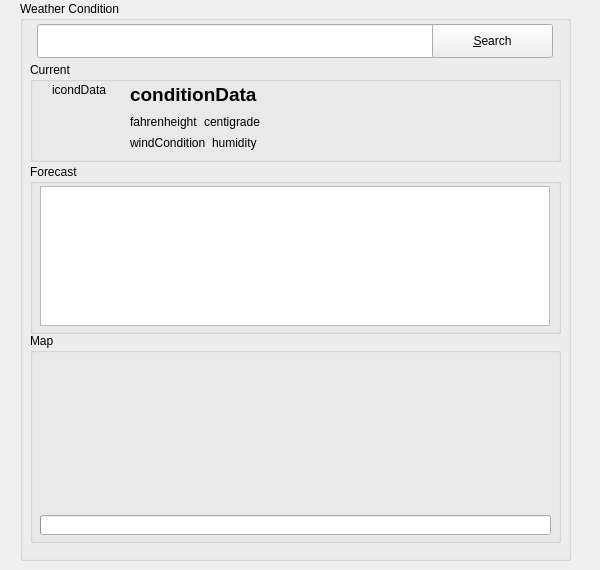
Old version of the form panahon.ui in the repository frietz/panahon.
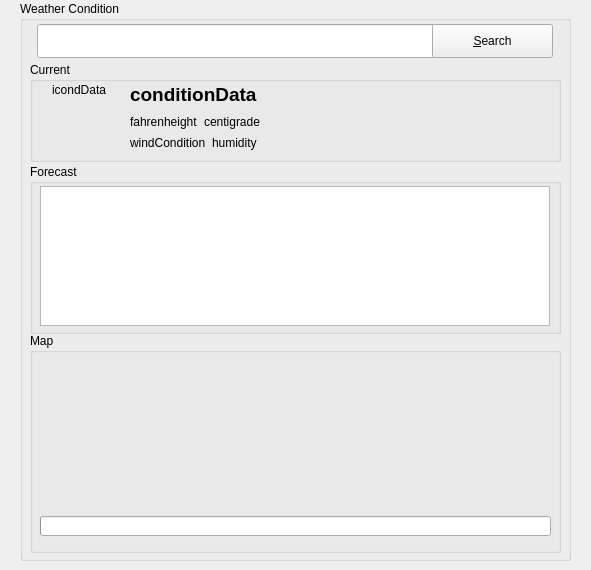
New version of the form. Icons and pictures are not drawn. Custom widgets are drawn as their Qt base class.

Commit message: adjust width and height of main window

```diff
--- a/panahon.ui
+++ b/panahon.ui
@@ -6,7 +6,7 @@
    <rect>
     <x>0</x>
     <y>0</y>
-    <width>600</width>
+    <width>591</width>
     <height>570</height>
    </rect>
   </property>
@@ -54,7 +54,7 @@
       <x>10</x>
       <y>332</y>
       <width>531</width>
-      <height>210</height>
+      <height>220</height>
      </rect>
     </property>
     <property name="title">
@@ -66,7 +66,7 @@
        <x>10</x>
        <y>19</y>
        <width>511</width>
-       <height>161</height>
+       <height>160</height>
       </rect>
      </property>
     </widget>
@@ -74,7 +74,7 @@
      <property name="geometry">
       <rect>
        <x>10</x>
-       <y>182</y>
+       <y>183</y>
        <width>511</width>
        <height>20</height>
       </rect>
```
The commit also changes 1 other file.
